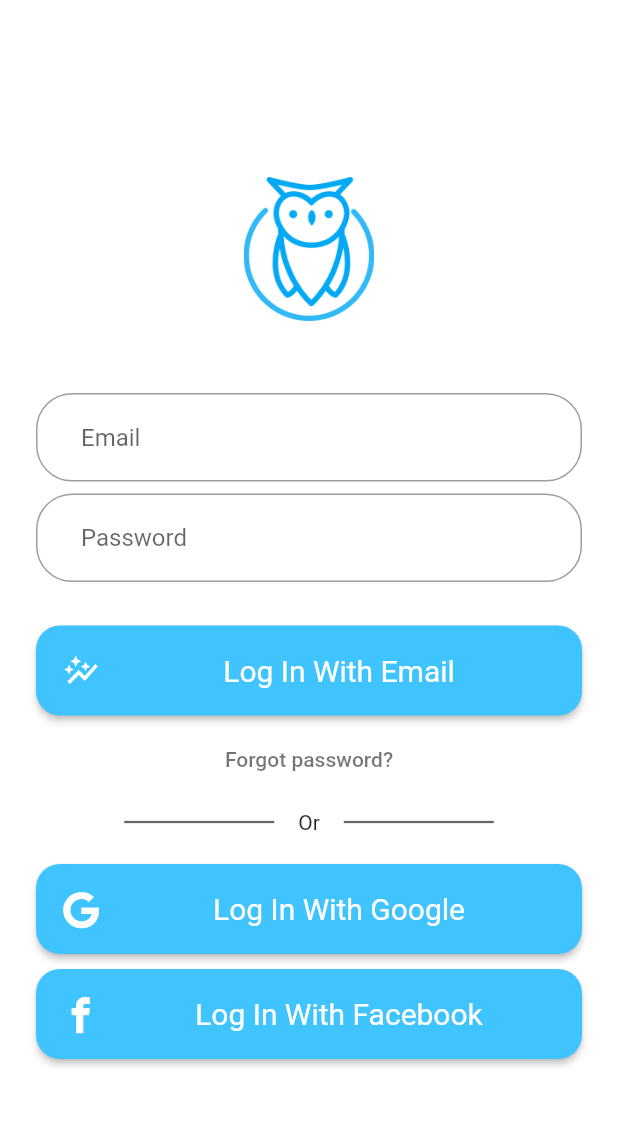
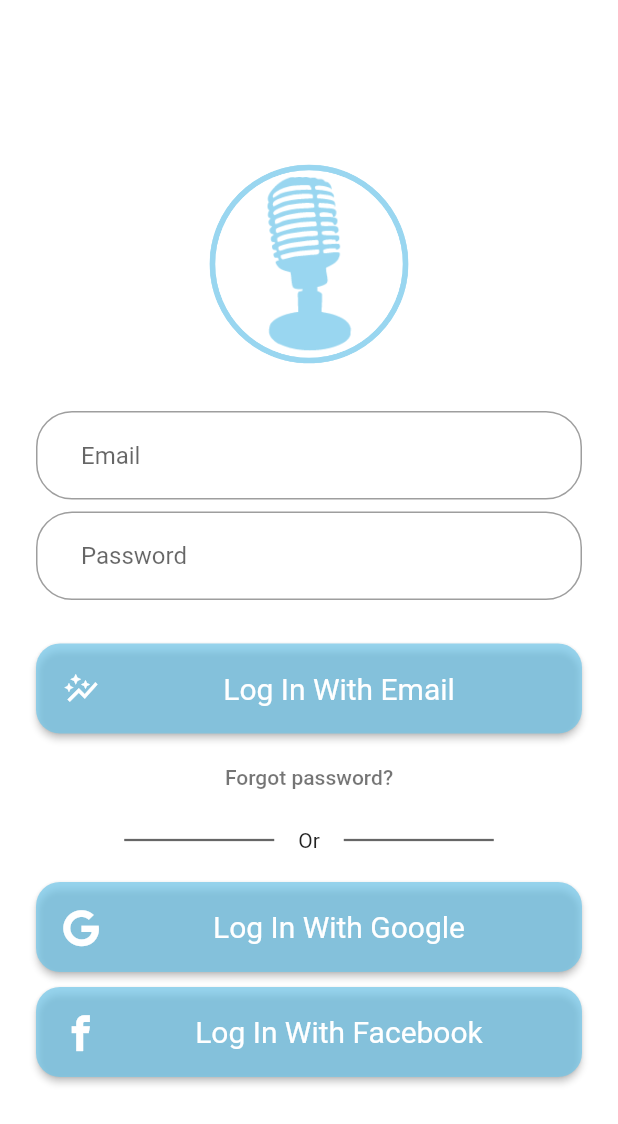
Before and after one commit to akashrajbanshi/bds, a Flutter app: the screen it shows after launch, after a tap on "Log In With Google", on a phone screen of 412 x 824 dp. Shown: the top 1124 px of the screen. Run offline on Flutter 3.47's test engine with Material 2 defaults, Android fonts, the phone set to English and light mode, and no system bars; our stand-ins replace curved_navigation_bar, firebase_auth, firebase_database, google_sign_in, shared_preferences, table_calendar; missing offline and left inert: flutter_facebook_login; accounts and stored records are empty; network calls fail.

Commit message:
Added Colors, User Session, CurvedNavigationBar

```diff
--- /dev/null
+++ b/lib/common/customcolors.dart
@@ -0,0 +1,10 @@
+import 'package:flutter/cupertino.dart';
+import 'package:flutter/material.dart';
+
+class CustomColors {
+  static const cardColor = Color(0xCCffffff);
+  static const navigationColor = Color(0xB3ffffff);
+  static const backgroundColor = Color(0xffffd740);
+  static const appBarColor = Color(0xB36EC5E9);
+  static const buttonColor = Color(0xB36EC5E9);
+}
--- a/lib/common/strings.dart
+++ b/lib/common/strings.dart
@@ -15,4 +15,6 @@ class  Strings {
   static final String FIELD_START_TIME = 'startTime';
   static final String FIELD_END_TIME = 'endTime';
   static final String FIELD_APPOINTMENT_DAY = 'appointmentDay';
+  static final String FIELD_USER_ID = 'userID';
+  static final String DATE_NOTE_VALID_FOR_APPOINTMENT = 'Appointment Cannot Be Booked For Selected Date';
 }
--- a/lib/main.dart
+++ b/lib/main.dart
@@ -1,15 +1,21 @@
 import 'package:bds/pages/authenticationpage.dart';
-import 'package:bds/pages/navigationpage.dart';
+import 'package:bds/pages/homepage.dart';
 import 'package:flutter/material.dart';
+import 'package:shared_preferences/shared_preferences.dart';
 
-void main() => runApp(BDS());
-
-class BDS extends StatelessWidget {
-  @override
-  Widget build(BuildContext context) {
-    return MaterialApp(
-      title: 'BDS',
-      home: AuthenticationPage(),
-    );
-  }
+Future<void> main() async {
+  WidgetsFlutterBinding.ensureInitialized();
+  SharedPreferences prefs = await SharedPreferences.getInstance();
+  var userId = prefs.getString('userID');
+  print(userId);
+  runApp(MaterialApp(
+    title: 'BDS',
+    initialRoute: '/',
+    routes: {
+      '/': (context) => (null != userId) ? HomePage() : AuthenticationPage(),
+      // Login Page
+      '/home': (context) => HomePage(),
+      // Home Page
+    },
+  ));
 }
--- a/lib/pages/authenticationpage.dart
+++ b/lib/pages/authenticationpage.dart
@@ -2,6 +2,7 @@ import 'dart:async';
 import 'dart:convert';
 import 'dart:math';
 
+import 'package:bds/common/customcolors.dart';
 import 'package:bds/common/customicon.dart';
 import 'package:bds/common/socialicon.dart';
 import 'package:bds/common/styles.dart';
@@ -10,6 +11,7 @@ import 'package:firebase_auth/firebase_auth.dart';
 import 'package:flutter/material.dart';
 import 'package:flutter_facebook_login/flutter_facebook_login.dart';
 import 'package:google_sign_in/google_sign_in.dart';
+import 'package:shared_preferences/shared_preferences.dart';
 
 class AuthenticationPage extends StatefulWidget {
   @override
@@ -29,7 +31,6 @@ class _AuthenticationPageState extends State<AuthenticationPage> {
   @override
   void initState() {
     super.initState();
-
     _emailController = TextEditingController();
     _passwordController = TextEditingController();
   }
@@ -46,9 +47,26 @@ class _AuthenticationPageState extends State<AuthenticationPage> {
         .createUserWithEmailAndPassword(email: email, password: password)
         .catchError((e) {
       scaffoldKey.currentState.showSnackBar(new SnackBar(
+        action: SnackBarAction(
+          label: 'Close',
+          onPressed: () {
+            scaffoldKey.currentState.hideCurrentSnackBar();
+          },
+        ),
         content: DefaultTextStyle(
-          child: Text(e.message.toString()),
-          style: TextStyle(color: Colors.black54),
+          child: Row(
+            children: <Widget>[
+              Padding(
+                child: IconTheme(
+                  data: IconThemeData(color: Colors.deepOrange),
+                  child: Icon(Icons.error),
+                ),
+                padding: EdgeInsets.only(right: 4.0),
+              ),
+              Text(e.message.toString())
+            ],
+          ),
+          style: TextStyle(color: Colors.deepOrange),
         ),
         behavior: SnackBarBehavior.floating,
         elevation: 2.0,
@@ -60,6 +78,9 @@ class _AuthenticationPageState extends State<AuthenticationPage> {
   void signIn(String email, String password) async {
     AuthResult result = await _auth.signInWithEmailAndPassword(
         email: email, password: password);
+    if (null != result.user) {
+      Navigator.pushNamed(context, '/home');
+    }
   }
 
   void signInWithFacebook() async {
@@ -72,6 +93,9 @@ class _AuthenticationPageState extends State<AuthenticationPage> {
           FacebookAuthProvider.getCredential(accessToken: myToken.token);
 
       var user = await FirebaseAuth.instance.signInWithCredential(credential);
+      if (null != user) {
+        Navigator.pushNamed(context, '/home');
+      }
     }
   }
 
@@ -87,12 +111,17 @@ class _AuthenticationPageState extends State<AuthenticationPage> {
     );
     AuthResult authResult = await _auth.signInWithCredential(credential);
     FirebaseUser user = authResult.user;
+    if (null != user) {
+      SharedPreferences prefs = await SharedPreferences.getInstance();
+      prefs.setString('userID', user.uid);
+      Navigator.pushNamed(context, '/home');
+    }
   }
 
   Future<Null> signOut() async {
     // Sign out with firebase
     await _auth.signOut().then((_) {
-      //_googleSignIn.signOut();
+      _googleSignIn.signOut();
       _facebookSignIn.logOut();
     });
   }
@@ -103,8 +132,12 @@ class _AuthenticationPageState extends State<AuthenticationPage> {
       tag: 'hero',
       child: CircleAvatar(
         backgroundColor: Colors.transparent,
-        radius: 48.0,
-        child: Image.asset('assets/logo.png'),
+        radius: 70.0,
+        child: Image.asset(
+          'assets/logo.png',
+          color: CustomColors.appBarColor,
+          filterQuality: FilterQuality.high,
+        ),
       ),
     );
 
@@ -142,7 +175,7 @@ class _AuthenticationPageState extends State<AuthenticationPage> {
           signUpWithEmail(_emailController.text, _passwordController.text);
         },
         padding: EdgeInsets.all(10),
-        color: Colors.lightBlueAccent,
+        color: CustomColors.buttonColor,
         child: Row(
           children: <Widget>[
             SocialIcon(iconData: CustomIcons.email),
@@ -157,7 +190,7 @@ class _AuthenticationPageState extends State<AuthenticationPage> {
 
     final emailAndPasswordForm = Column(
       children: <Widget>[
-        SizedBox(height: 48.0),
+        SizedBox(height: 28.0),
         email,
         SizedBox(height: 8.0),
         password,
@@ -202,7 +235,7 @@ class _AuthenticationPageState extends State<AuthenticationPage> {
           signInWithGoogle();
         },
         padding: EdgeInsets.all(10),
-        color: Colors.lightBlueAccent,
+        color: CustomColors.buttonColor,
         child: Row(
           children: <Widget>[
             SocialIcon(iconData: CustomIcons.google),
@@ -225,7 +258,7 @@ class _AuthenticationPageState extends State<AuthenticationPage> {
           signInWithFacebook();
         },
         padding: EdgeInsets.all(10),
-        color: Colors.lightBlueAccent,
+        color: CustomColors.buttonColor,
         child: Row(
           children: <Widget>[
             SocialIcon(iconData: CustomIcons.facebook),
--- a/pubspec.yaml
+++ b/pubspec.yaml
@@ -31,6 +31,8 @@ dependencies:
   firebase_auth: ^0.14.0+5
   google_sign_in: ^4.0.1
   flutter_facebook_login: ^3.0.0
+  curved_navigation_bar: ^0.1.2
+  shared_preferences: ^0.4.3
 
 
 
```
Also changed, not shown: lib/model/appointment.dart (+7 -1 lines), lib/pages/calendarpage.dart (+50 -25 lines), lib/pages/homepage.dart (added, +62 -0 lines), lib/pages/navigationpage.dart (deleted, +0 -48 lines), assets/logo.png, pubspec.lock.
